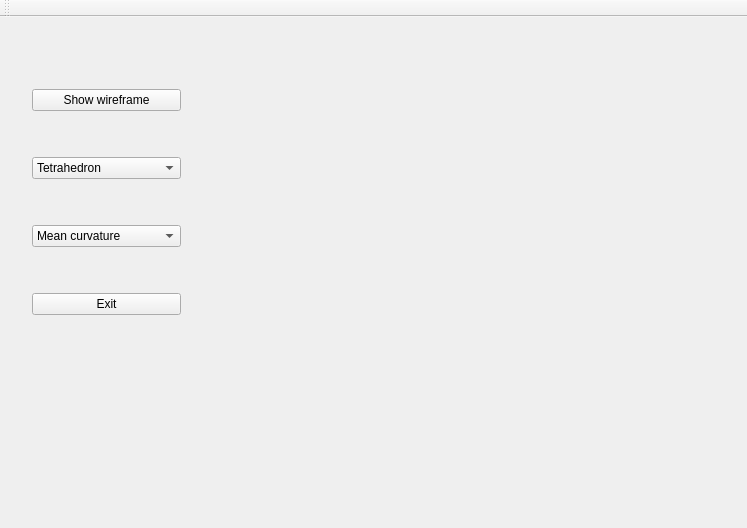
Old version of the form mainwindow.ui in the repository thomas-raynaud/Mesh_Computational_Geometry.
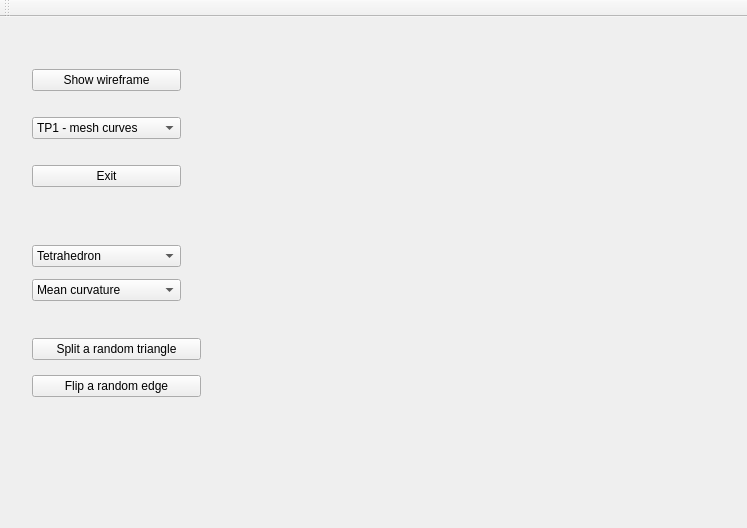
New version of the form. Custom widgets are drawn as their Qt base class.

Commit message: flip random edge

Patch:
```diff
--- a/mainwindow.ui
+++ b/mainwindow.ui
@@ -29,7 +29,7 @@
          <x>10</x>
          <y>10</y>
          <width>171</width>
-         <height>331</height>
+         <height>181</height>
         </rect>
        </property>
        <layout class="QVBoxLayout" name="verticalLayout">
@@ -41,7 +41,43 @@
          </widget>
         </item>
         <item>
+         <widget class="QComboBox" name="comboBoxTPswitch">
+          <item>
+           <property name="text">
+            <string>TP1 - mesh curves</string>
+           </property>
+          </item>
+          <item>
+           <property name="text">
+            <string>TP2 - Delaunay</string>
+           </property>
+          </item>
+         </widget>
+        </item>
+        <item>
+         <widget class="QPushButton" name="pushButtonExit">
+          <property name="text">
+           <string>Exit</string>
+          </property>
+         </widget>
+        </item>
+       </layout>
+      </widget>
+      <widget class="QWidget" name="verticalWidgetTP1" native="true">
+       <property name="geometry">
+        <rect>
+         <x>10</x>
+         <y>200</y>
+         <width>171</width>
+         <height>91</height>
+        </rect>
+       </property>
+       <layout class="QVBoxLayout" name="verticalLayoutTP1">
+        <item>
          <widget class="QComboBox" name="comboBoxMeshswitch">
+          <property name="enabled">
+           <bool>true</bool>
+          </property>
           <item>
            <property name="text">
             <string>Tetrahedron</string>
@@ -88,10 +124,29 @@
           </item>
          </widget>
         </item>
+       </layout>
+      </widget>
+      <widget class="QWidget" name="verticalWidgetTP2" native="true">
+       <property name="geometry">
+        <rect>
+         <x>10</x>
+         <y>290</y>
+         <width>191</width>
+         <height>101</height>
+        </rect>
+       </property>
+       <layout class="QVBoxLayout" name="verticalLayoutTP2">
         <item>
-         <widget class="QPushButton" name="pushButtonExit">
+         <widget class="QPushButton" name="pushButtonSplitTriangle">
           <property name="text">
-           <string>Exit</string>
+           <string>Split a random triangle</string>
+          </property>
+         </widget>
+        </item>
+        <item>
+         <widget class="QPushButton" name="pushButtonFlipEdge">
+          <property name="text">
+           <string>Flip a random edge</string>
           </property>
          </widget>
         </item>
```
The commit also changes 7 other files.
